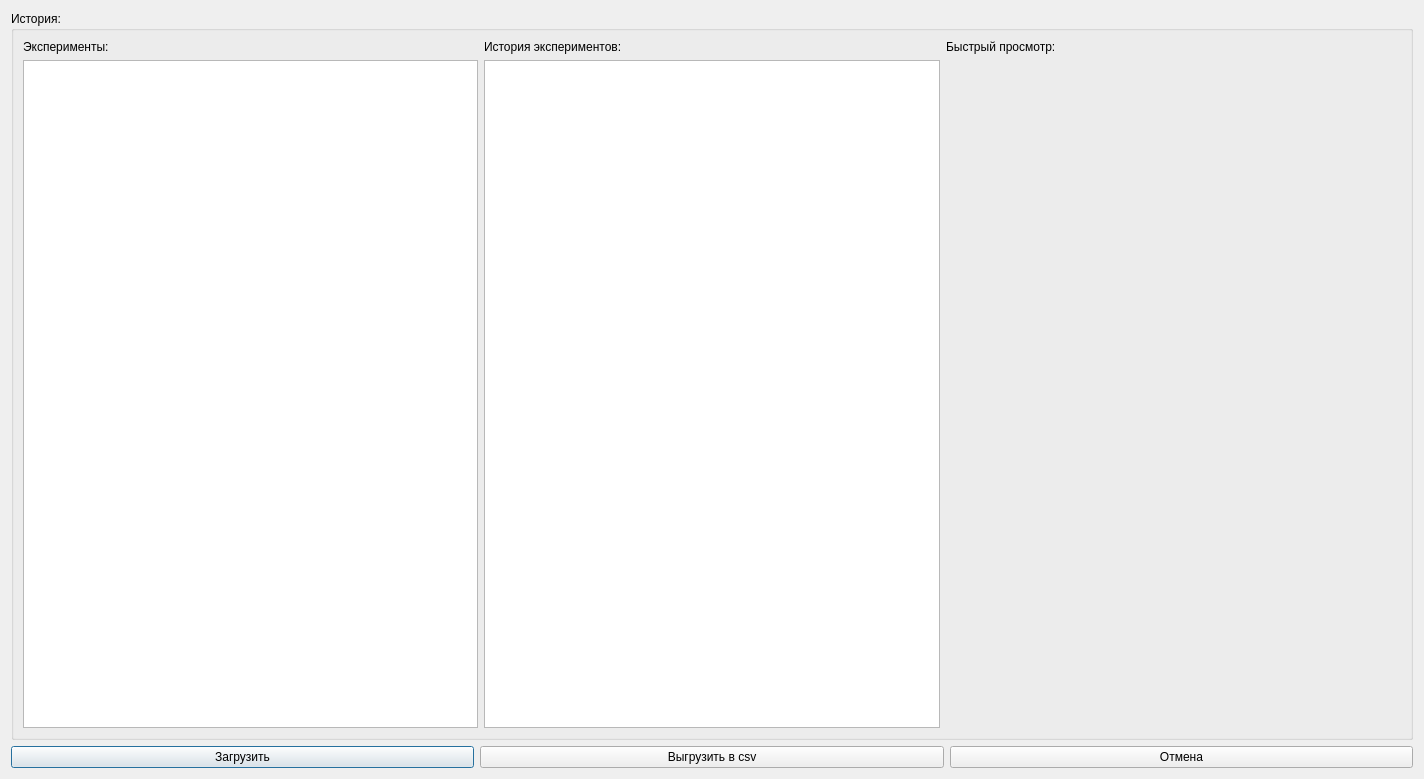
This is gui/uies/history.ui in neurocomputer/MemriBoard as Qt 5 draws it before an edit. The edited form follows.
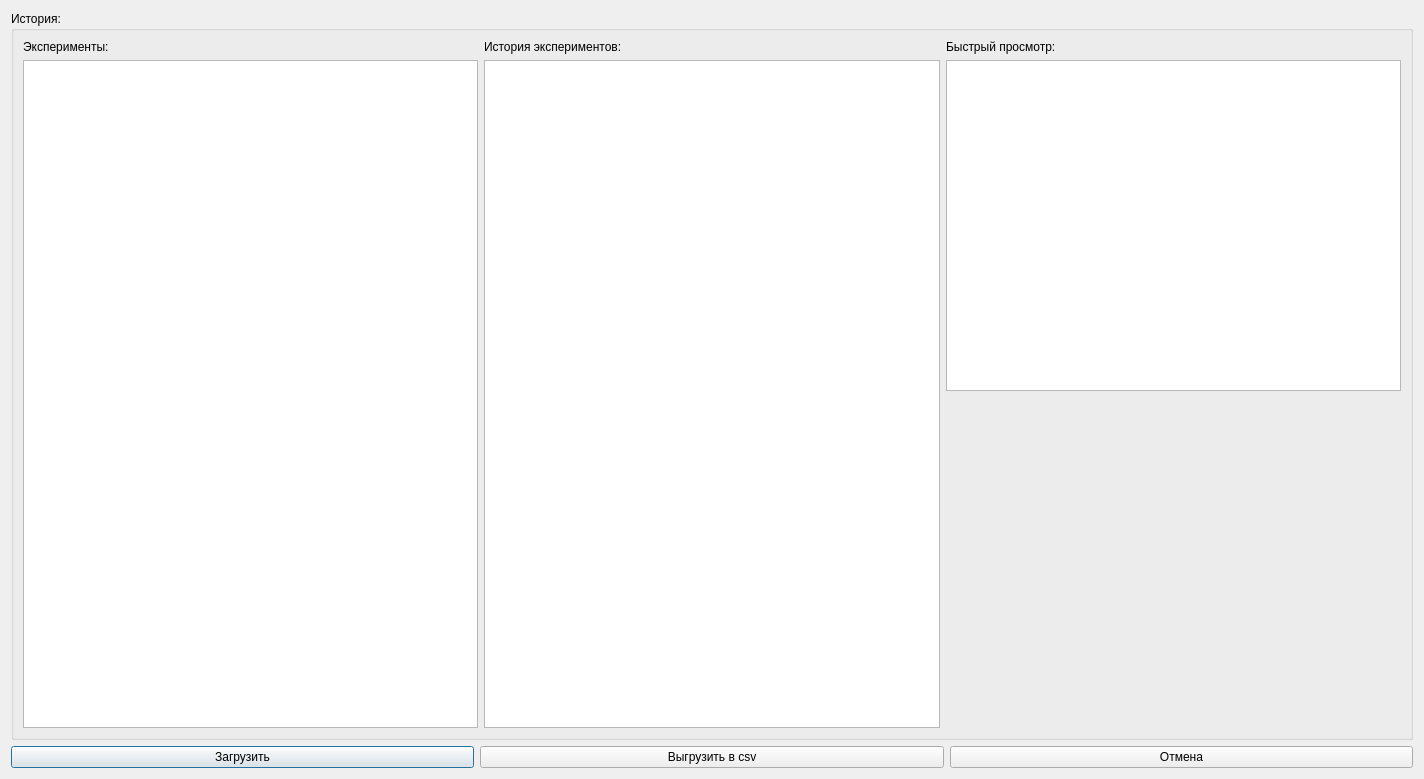
This is the edited form.

Commit message: added empty Quick View field

The edit to the form file:
```diff
--- a/gui/uies/history.ui
+++ b/gui/uies/history.ui
@@ -59,6 +59,9 @@
             </property>
            </widget>
           </item>
+          <item>
+           <widget class="QTextEdit" name="quick_view"/>
+          </item>
           <item>
            <widget class="QLabel" name="label_image">
             <property name="sizePolicy">
```
